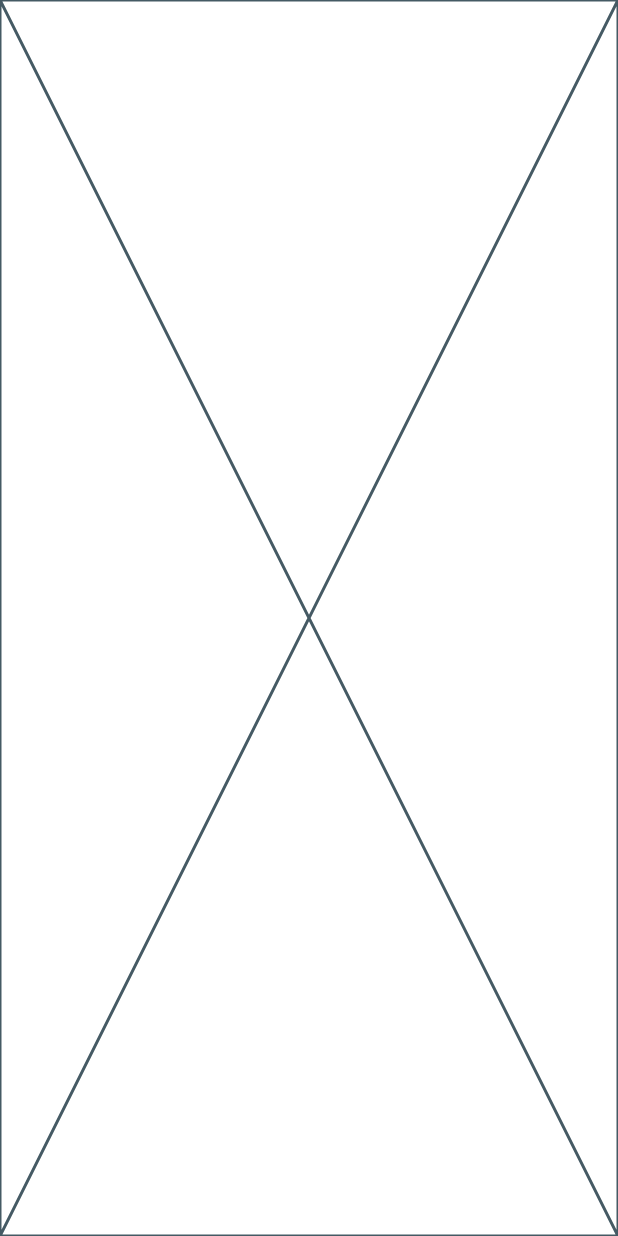
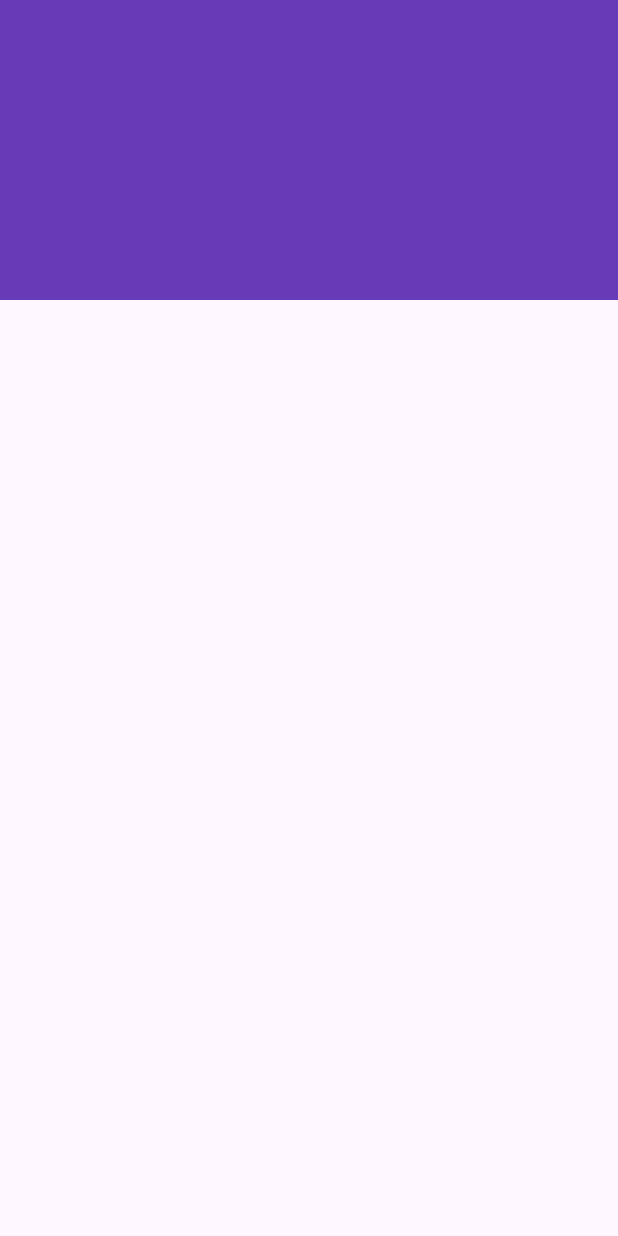
Before and after one commit to 2024-2025-Gasal-PABI-SI5B/project-wisata-candi-si5b-firaav, a Flutter app: the screen it shows after launch, on a phone screen of 412 x 824 dp. Run offline on Flutter 3.47's test engine with Material 3 defaults, Android fonts, the phone set to English and light mode, and no system bars; our stand-ins replace cached_network_image.

Commit message:
Update profile_screen.dart

```diff
--- a/candi_alfira/lib/screens/profile_screen.dart
+++ b/candi_alfira/lib/screens/profile_screen.dart
@@ -11,7 +11,20 @@ class ProfileScreen extends StatefulWidget {
 class _ProfileScreenState extends State<ProfileScreen> {
   @override
   Widget build(BuildContext context) {
-    return const Placeholder();
+    return Scaffold(
+      body: Stack(
+        children: [
+          Container(
+            height: 200,
+            width: double.infinity,
+            color: Colors.deepPurple,
+          ),
+          Column(
+            children: [],
+          ),
+        ],
+      ),
+    );
   }
 
 }
```
